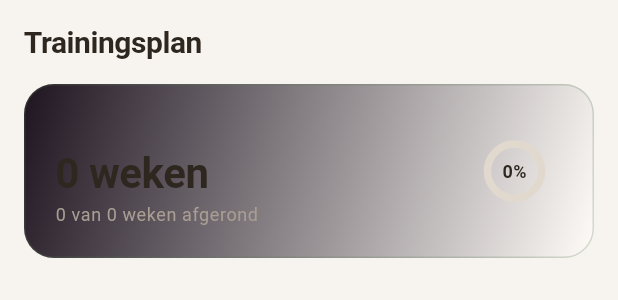
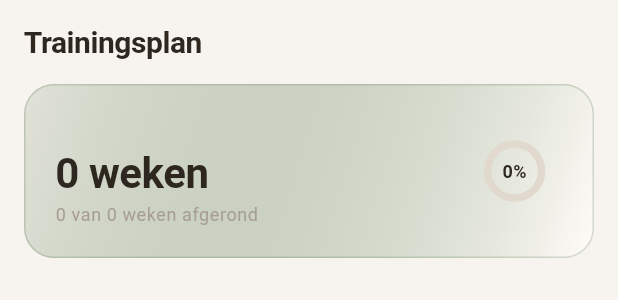
Before and after one commit to Endurunce/app, a Flutter app: the _PlanView widget shown alone on an empty page, opened directly with empty values, on a phone screen of 412 x 824 dp. Shown: the top 300 px of the screen. Run offline on Flutter 3.47's test engine with Material 3 defaults, Android fonts, the phone set to English and light mode, and no system bars; our stand-ins replace dio, flutter_markdown, flutter_riverpod, flutter_secure_storage, go_router; missing offline and left inert: dart:html, flutter_web_auth_2; accounts and stored records are empty; network calls fail.

Commit message:
Fix dark plan header card — replace old dark theme color with light gradient

```diff
--- a/lib/features/plan/plan_screen.dart
+++ b/lib/features/plan/plan_screen.dart
@@ -170,10 +170,13 @@ class _PlanView extends ConsumerWidget {
               child: Container(
                 padding: const EdgeInsets.all(20),
                 decoration: BoxDecoration(
-                  gradient: const LinearGradient(
+                  gradient: LinearGradient(
                     begin: Alignment.topLeft,
                     end: Alignment.bottomRight,
-                    colors: [Color(0xFF1E1420), AppColors.surface],
+                    colors: [
+                      AppColors.brand.withOpacity(.14),
+                      AppColors.surface,
+                    ],
                   ),
                   borderRadius: BorderRadius.circular(20),
                   border: Border.all(color: AppColors.brand.withOpacity(.25)),
```
